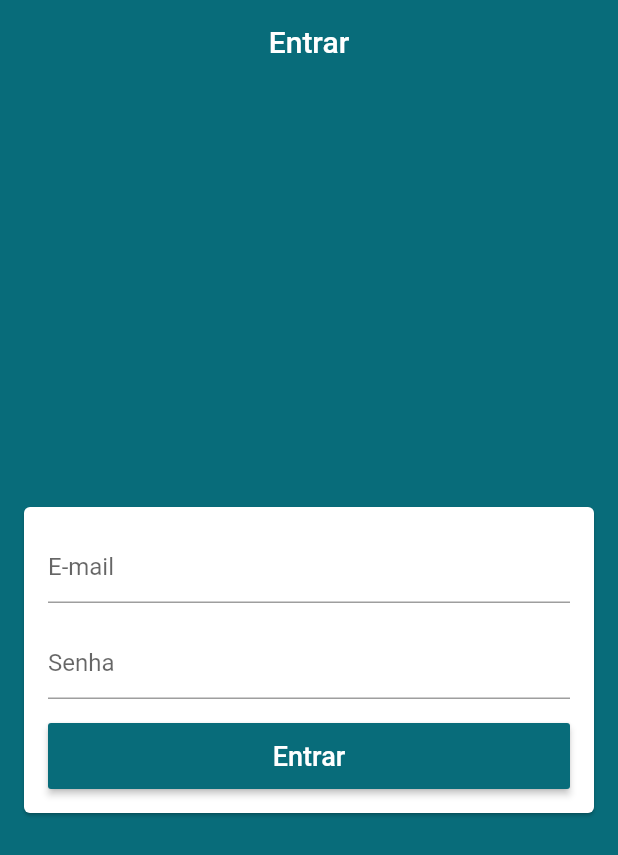
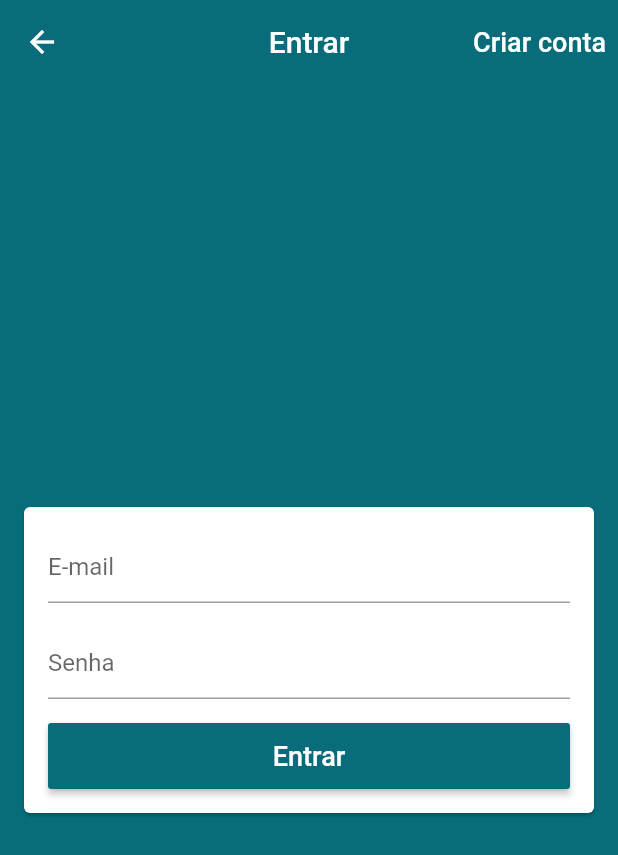
Before and after one commit to MatheusBrandao525/App_Ecommerce_com_Flutter, a Flutter app: the screen it shows after launch, on a phone screen of 412 x 824 dp. Shown: the top 855 px of the screen. Run offline on Flutter 3.47's test engine with Material 2 defaults, Android fonts, the phone set to English and light mode, and no system bars; our stand-ins replace cloud_firestore, firebase_auth, firebase_core; accounts and stored records are empty.

Commit message:
Criando tela de Login e corrigindo erros.

```diff
--- a/lib/common/custom_dawer/custom_drawer.dart
+++ b/lib/common/custom_dawer/custom_drawer.dart
@@ -2,11 +2,13 @@
 import 'package:lojavirtual/common/custom_dawer/drawer_tile.dart';
 
 class CustomDrawer extends StatelessWidget {
+  const CustomDrawer({Key? key}) : super(key: key);
+
   @override
   Widget build(BuildContext context) {
     return Drawer(
       child: ListView(
-        children: <Widget>[
+        children: const <Widget>[
           DrawerTile(
             iconData: Icons.home,
             title: 'Inicio',
--- a/lib/helpers/firebase_erros.dart
+++ b/lib/helpers/firebase_erros.dart
@@ -33,7 +33,6 @@
       return 'Muitas solicitações. Tente novamente mais tarde.';
 
     case 'ERROR_OPERATION_NOT_ALLOWED':
-    case 'operation-not-allowed':
       return 'Operação não permitida.';
 
     default:
--- a/lib/models/user.dart
+++ b/lib/models/user.dart
@@ -1,5 +1,5 @@
-class User {
-  User({required this.email, required this.senha});
+class UserModel {
+  UserModel({required this.email, required this.senha});
 
   late String email;
   late String senha;
--- a/lib/screens/base/base_screen.dart
+++ b/lib/screens/base/base_screen.dart
@@ -24,21 +24,21 @@
           children: <Widget>[
             LoginScreen(),
             Scaffold(
-              drawer: CustomDrawer(),
+              drawer: const CustomDrawer(),
               appBar: AppBar(
                 backgroundColor: const Color.fromARGB(255, 8, 108, 122),
                 title: const Text('Home2'),
               ),
             ),
             Scaffold(
-              drawer: CustomDrawer(),
+              drawer: const CustomDrawer(),
               appBar: AppBar(
                 backgroundColor: const Color.fromARGB(255, 8, 108, 122),
                 title: const Text('Home3'),
               ),
             ),
             Scaffold(
-              drawer: CustomDrawer(),
+              drawer: const CustomDrawer(),
               appBar: AppBar(
                 backgroundColor: const Color.fromARGB(255, 8, 108, 122),
                 title: const Text('Home4'),
--- a/lib/screens/login/login_screen.dart
+++ b/lib/screens/login/login_screen.dart
@@ -19,6 +19,17 @@
         title: const Text('Entrar'),
         centerTitle: true,
         backgroundColor: const Color.fromARGB(255, 8, 108, 122),
+        actions: <Widget>[
+          TextButton(
+            onPressed: () {
+              Navigator.of(context).pushReplacementNamed('/signup');
+            },
+            child: const Text(
+              'Criar conta',
+              style: TextStyle(fontSize: 18, color: Colors.white),
+            ),
+          ),
+        ],
       ),
       body: Center(
         child: Card(
@@ -66,12 +77,12 @@
                       child: RaisedButton(
                         onPressed: userManager.loading
                             ? null
-                            : () {
+                            : () async {
                                 if (formKey.currentState!.validate()) {
                                   WidgetsFlutterBinding.ensureInitialized();
                                   await Firebase.initializeApp();
                                   userManager.sigIn(
-                                      user: u.User(
+                                      user: u.UserModel(
                                         email: emailController.text,
                                         senha: passController.text,
                                       ),
```
Also changed, not shown: lib/main.dart (+18 -2 lines), lib/models/user_manger.dart (+11 -8 lines), lib/screens/signup/signup_screen.dart (added, +64 -0 lines), 1 other file.
